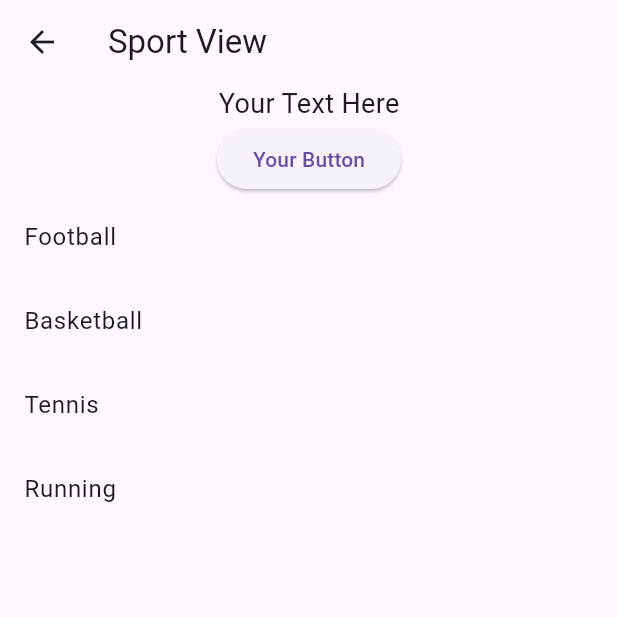
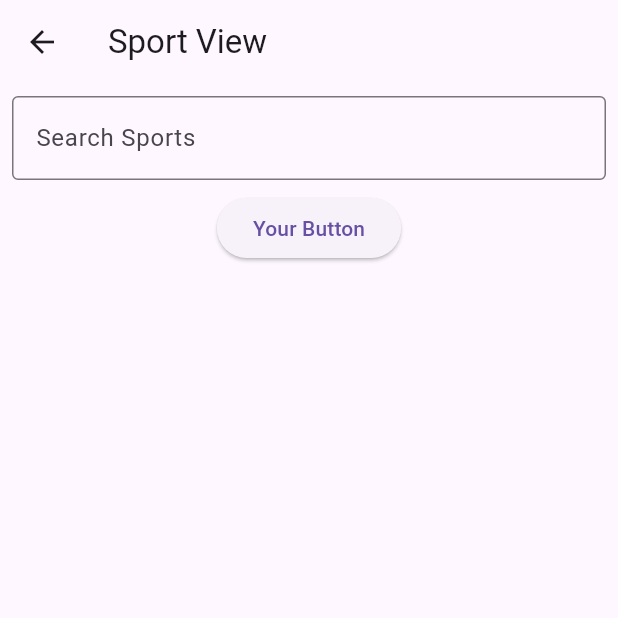
Before and after one commit to salihyildirim/Flutter-Health-App, a Flutter app: the SportView screen opened directly, after a tap on "Your Button", on a phone screen of 412 x 824 dp, the top half of it. Run offline on Flutter 3.47's test engine with Material 3 defaults, Android fonts, the phone set to English and light mode, and no system bars; our stand-ins replace cloud_firestore, easy_localization, email_validator, firebase_auth, firebase_core, flutter_bloc and 1 more; missing offline and left inert: dart:ffi, translator_plus; accounts and stored records are empty.

Commit message:
sportlist

```diff
--- a/lib/View/foodView.dart
+++ b/lib/View/foodView.dart
@@ -81,7 +81,7 @@ class _FoodViewState extends State<FoodView> {
                         AsyncSnapshot<double?> snapshot) {
                       return ListTile(
                         title: Text(
-                          "${filteredFoods[index].food_name} ${snapshot.data ?? 'Veri bulunamadı'}",
+                          "${filteredFoods[index].food_name} (${snapshot.data  ?? 'Veri bulunamadı'} cal) .",
                         ),
                         onTap: () {
                           DialogHelper.showGramDialog(
--- a/lib/View/sportView.dart
+++ b/lib/View/sportView.dart
@@ -8,7 +8,7 @@ class SportView extends StatefulWidget {
 }
 
 class _SportViewState extends State<SportView> {
-  List<String> sportTypes = ["Football", "Basketball", "Tennis", "Running"];
+  TextEditingController _searchController = TextEditingController();
 
   @override
   Widget build(BuildContext context) {
@@ -16,44 +16,55 @@ class _SportViewState extends State<SportView> {
       create: (BuildContext context) {
         return SportViewModel();
       },
-      builder: (context,child)=> Scaffold(
+      builder: (context, child) => Scaffold(
         appBar: AppBar(
           title: Text("Sport View"),
         ),
         body: Column(
           children: [
-            // Add your text and button here
-            Text(
-              "Your Text Here",
-              style: TextStyle(fontSize: 18),
+            Padding(
+              padding: const EdgeInsets.all(8.0),
+              child: TextField(
+                controller: _searchController,
+                onChanged: (value) {
+                  // Filtreleme işlemi burada gerçekleştirilir
+                  setState(() {
+                    context.read<SportViewModel>().filterSports(value);
+                  });
+
+                },
+                decoration: InputDecoration(
+                  labelText: 'Search Sports',
+                  border: OutlineInputBorder(),
+                ),
+              ),
             ),
             ElevatedButton(
-              onPressed: () async{
-                // context.read<SportViewModel>().digerSporlariEle();
-
-               // String turkce= await context
-               //      .read<SportViewModel>()
-               //      .translateToTurkish(sonuc);
-               //
-               // print("turkcesi: $turkce");
-
+              onPressed: () async {
               },
               child: Text("Your Button"),
             ),
-            // ListView.builder for sportTypes
             Expanded(
-              child: ListView.builder(
-                itemCount: sportTypes.length,
-                itemBuilder: (context, index) {
-                  return ListTile(
-                    title: Text(sportTypes[index]),
-                    onTap: () {
-                      _showInputDialog(context, sportTypes[index]);
+              child: FutureBuilder<List<String>>(
+                future: context.read<SportViewModel>().translateSportListToTurkishParallel(),
+                builder: (context, snapshot) {
+                  List<String> sportsToShow = context.read<SportViewModel>().filteredSports;
+
+                  return ListView.builder(
+                    itemCount: sportsToShow.length,
+                    itemBuilder: (context, index) {
+                      return ListTile(
+                        title: Text(sportsToShow[index]),
+                        onTap: () {
+                          _showInputDialog(context, sportsToShow[index]);
+                        },
+                      );
                     },
                   );
                 },
               ),
             ),
+
           ],
         ),
       ),
@@ -77,7 +88,6 @@ class _SportViewState extends State<SportView> {
             TextButton(
               child: Text('Cancel'),
               onPressed: () {
-
                 Navigator.of(context).pop();
               },
             ),
--- a/lib/ViewModel/sportViewModel.dart
+++ b/lib/ViewModel/sportViewModel.dart
@@ -7,11 +7,12 @@ import 'package:http/http.dart' as http;
 class SportViewModel with ChangeNotifier {
   GoogleTranslator translator = GoogleTranslator();
   final nutritionApiKey = "fU9y72p/j2sGb2Tdw0j6/g==E0H80ltgZ4HNggFB";
+  List<String> filteredSports = [];
+  Map<String, String> translationCache = {};
 
-  List<String> sportsList = [
+  static List<String> sportsList = [
     "Archery",
     "Badminton",
-    "Football",
     "Softball",
     "Baseball",
     "Basketball",
@@ -55,6 +56,18 @@ class SportViewModel with ChangeNotifier {
     "Volleyball",
   ];
 
+  void filterSports(String query) async {
+    // Çevirileri paralel olarak al
+    List<String> translatedSports = await translateSportListToTurkishParallel();
+
+    // Çevrilen sporları kullanarak filtrele
+    filteredSports = translatedSports
+        .where((sport) => sport.toLowerCase().contains(query.toLowerCase()))
+        .toList();
+
+    // Değişiklikleri dinleyen widget'lara haber ver
+    notifyListeners();
+  }
 
   Future<String> translateToTurkish(String text) async {
     try {
@@ -64,6 +77,42 @@ class SportViewModel with ChangeNotifier {
       print("Çeviri hatası: $e");
       return text;
     }
+  }
+
+  // Future<List<String>> translateSportListToTurkish() async {
+  //   List<String> turkishList = [];
+  //   for (String sport in sportsList) {
+  //     String turkishWord = await translateToTurkish(sport);
+  //     turkishList.add(turkishWord);
+  //   }
+  //   return turkishList;
+  // }
+
+  Future<List<String>> translateSportListToTurkishParallel() async {
+    // translateSportListToTurkish methodundan farklı olarak,
+    //translateToTurkish fonksiyonunu her spor için çağırarak tüm çevirileri paralel olarak gerçekleştirir.
+    // Future.wait metodu, tüm Future'ların tamamlanmasını bekleyen bir Future döndürür.
+    // Bu, çeviri işlemlerini paralel olarak yürütmenin etkili bir yoludur.
+    if (translationCache.isNotEmpty) {
+      // Eğer önbellekte veri varsa, önbellekten al
+      return translationCache.values.toList();
+    }
+    final List<String> turkishList = [];
+    final List<Future<String>> translationFutures = [];
+
+    for (String sport in sportsList) {
+      translationFutures.add(translateToTurkish(sport));
+    }
+
+    // Future.wait ile tüm çeviri işlemlerini paralel olarak bekliyoruz
+    List<String> translations = await Future.wait(translationFutures);
+
+    for (int i = 0; i < sportsList.length; i++) { //sıralı şekilde dönsün diye. future esnasında bozulabilir sıra.
+      turkishList.add(translations[i]);
+      translationCache[sportsList[i]] = translations[i];
+    }
+
+    return turkishList;
   }
 
   Future<String?> fetchActivitiesResponseBody(
```
